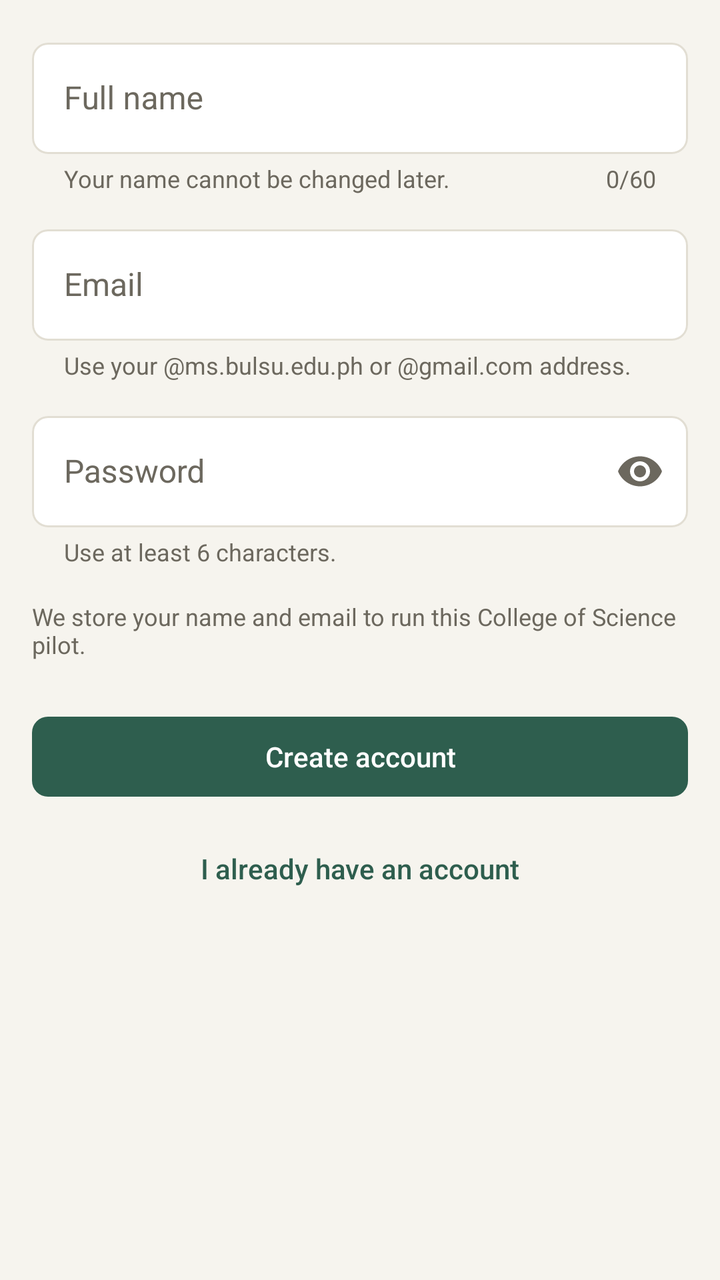
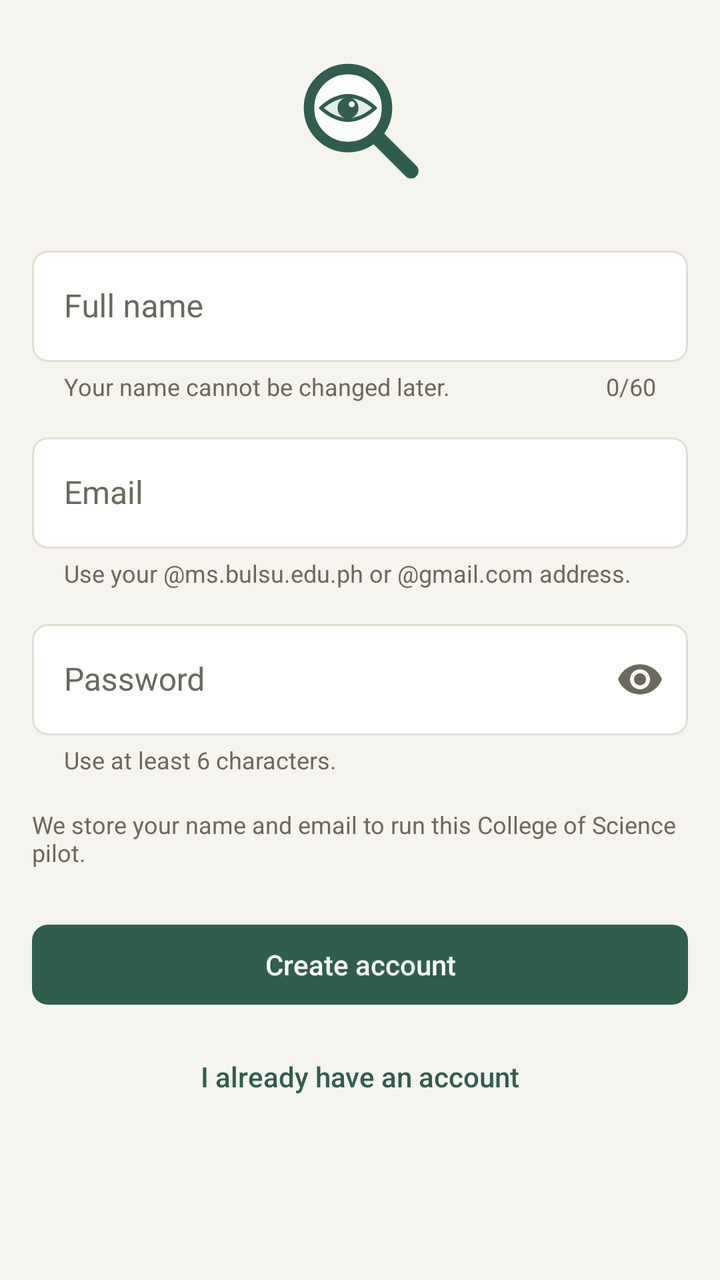

Screens rendered from an Android XML layout before and after an edit, with the pre-edit source and the edit as a unified diff.
<!-- AndroidManifest.xml: application theme Theme.CampusFind -->
<!-- res/layout/fragment_register.xml -->
<?xml version="1.0" encoding="utf-8"?>
<ScrollView xmlns:android="http://schemas.android.com/apk/res/android"
    xmlns:app="http://schemas.android.com/apk/res-auto"
    android:layout_width="match_parent"
    android:layout_height="match_parent"
    android:background="@color/background"
    android:fillViewport="true">

    <LinearLayout
        android:layout_width="match_parent"
        android:layout_height="wrap_content"
        android:orientation="vertical"
        android:padding="@dimen/screen_margin">

        <com.google.android.material.textfield.TextInputLayout
            android:id="@+id/nameLayout"
            android:layout_width="match_parent"
            android:layout_height="wrap_content"
            android:hint="@string/field_name"
            app:counterEnabled="true"
            app:counterMaxLength="60"
            app:helperText="@string/hint_name_permanent"
            app:helperTextEnabled="true">

            <com.google.android.material.textfield.TextInputEditText
                android:id="@+id/nameInput"
                android:layout_width="match_parent"
                android:layout_height="wrap_content"
                android:autofillHints="name"
                android:imeOptions="actionNext"
                android:inputType="textPersonName|textCapWords"
                android:textAppearance="@style/TextAppearance.CampusFind.Large" />
        </com.google.android.material.textfield.TextInputLayout>

        <com.google.android.material.textfield.TextInputLayout
            android:id="@+id/emailLayout"
            android:layout_width="match_parent"
            android:layout_height="wrap_content"
            android:layout_marginTop="@dimen/space_3"
            android:hint="@string/field_email"
            app:helperText="@string/hint_email_domain"
            app:helperTextEnabled="true">

            <com.google.android.material.textfield.TextInputEditText
                android:id="@+id/emailInput"
                android:layout_width="match_parent"
                android:layout_height="wrap_content"
                android:autofillHints="emailAddress"
                android:imeOptions="actionNext"
                android:inputType="textEmailAddress"
                android:textAppearance="@style/TextAppearance.CampusFind.Large" />
        </com.google.android.material.textfield.TextInputLayout>

        <com.google.android.material.textfield.TextInputLayout
            android:id="@+id/passwordLayout"
            android:layout_width="match_parent"
            android:layout_height="wrap_content"
            android:layout_marginTop="@dimen/space_3"
            android:hint="@string/field_password"
            app:endIconMode="password_toggle"
            app:helperText="@string/error_password_short"
            app:helperTextEnabled="true">

            <com.google.android.material.textfield.TextInputEditText
                android:id="@+id/passwordInput"
                android:layout_width="match_parent"
                android:layout_height="wrap_content"
                android:autofillHints="newPassword"
                android:imeOptions="actionDone"
                android:inputType="textPassword"
                android:textAppearance="@style/TextAppearance.CampusFind.Large" />
        </com.google.android.material.textfield.TextInputLayout>

        <TextView
            android:id="@+id/dataNotice"
            android:layout_width="match_parent"
            android:layout_height="wrap_content"
            android:layout_marginTop="@dimen/space_4"
            android:text="@string/hint_data_stored"
            android:textAppearance="@style/TextAppearance.CampusFind.Small" />

        <com.google.android.material.button.MaterialButton
            android:id="@+id/createAccountButton"
            android:layout_width="match_parent"
            android:layout_height="wrap_content"
            android:layout_marginTop="@dimen/space_6"
            android:text="@string/action_create_account" />

        <com.google.android.material.button.MaterialButton
            android:id="@+id/goToLoginButton"
            style="@style/Widget.CampusFind.Button.Text"
            android:layout_width="match_parent"
            android:layout_height="wrap_content"
            android:layout_marginTop="@dimen/space_2"
            android:text="@string/action_go_to_login" />

        <com.google.android.material.progressindicator.LinearProgressIndicator
            android:id="@+id/progress"
            android:layout_width="match_parent"
            android:layout_height="wrap_content"
            android:layout_marginTop="@dimen/space_4"
            android:indeterminate="true"
            android:visibility="invisible" />
    </LinearLayout>
</ScrollView>
<!-- resources referenced by this layout -->
<resources>
  <color name="background">#F6F4EE</color>
  <dimen name="screen_margin">16dp</dimen>
  <dimen name="space_2">8dp</dimen>
  <dimen name="space_3">12dp</dimen>
  <dimen name="space_4">16dp</dimen>
  <dimen name="space_6">24dp</dimen>
  <string name="action_create_account">Create account</string>
  <string name="action_go_to_login">I already have an account</string>
  <string name="error_password_short">Use at least 6 characters.</string>
  <string name="field_email">Email</string>
  <string name="field_name">Full name</string>
  <string name="field_password">Password</string>
  <string name="hint_data_stored">We store your name and email to run this College of Science pilot.</string>
  <string name="hint_email_domain">Use your @ms.bulsu.edu.ph or @gmail.com address.</string>
  <string name="hint_name_permanent">Your name cannot be changed later.</string>
  <style name="TextAppearance.CampusFind.Large">
          <item name="android:textSize">@dimen/text_large</item>
      </style>
  <style name="TextAppearance.CampusFind.Small">
          <item name="android:textSize">@dimen/text_small</item>
          <item name="android:textColor">@color/text_muted</item>
      </style>
  <dimen name="text_large">16sp</dimen>
  <dimen name="text_small">12sp</dimen>
  <color name="text_muted">#6C685E</color>
  <style name="ShapeAppearance.CampusFind.Control" parent="">
          <item name="cornerFamily">rounded</item>
          <item name="cornerSize">@dimen/radius_control</item>
      </style>
  <style name="TextAppearance.CampusFind.Body.Medium">
          <item name="android:fontFamily">sans-serif-medium</item>
          <item name="fontFamily">sans-serif-medium</item>
      </style>
  <color name="accent">#2E5E4E</color>
  <dimen name="touch_target">48dp</dimen>
  <color name="on_accent">#FFFFFF</color>
  <color name="accent_tint">#E4EDE8</color>
  <color name="chip_error_text">#7A2E26</color>
  <color name="surface">#FFFFFF</color>
  <color name="chip_error_bg">#F1DEDA</color>
  <color name="text">#1F1E1A</color>
  <color name="border">#E2DED3</color>
  <style name="TextAppearance.CampusFind.Body">
          <item name="android:textSize">@dimen/text_body</item>
      </style>
  <dimen name="radius_control">8dp</dimen>
  <dimen name="text_title">20sp</dimen>
  <dimen name="text_body">14sp</dimen>
  <dimen name="border_width">1dp</dimen>
  <!-- unchanged entries left out for length: 11 -->
</resources>

<!-- the commit's change to res/layout/fragment_register.xml (unified diff, before → after) -->
@@ -11,6 +11,15 @@
         android:layout_height="wrap_content"
         android:orientation="vertical"
         android:padding="@dimen/screen_margin">
+
+        <ImageView
+            android:layout_width="@dimen/logo_size_small"
+            android:layout_height="@dimen/logo_size_small"
+            android:layout_gravity="center_horizontal"
+            android:layout_marginTop="@dimen/space_2"
+            android:layout_marginBottom="@dimen/space_6"
+            android:contentDescription="@string/cd_logo"
+            android:src="@drawable/ic_logo" />
 
         <com.google.android.material.textfield.TextInputLayout
             android:id="@+id/nameLayout"
<!-- resource entries referenced after the edit -->
@@ -1,13 +1,62 @@
 <!-- resources referenced by this layout -->
 <resources>
   <color name="background">#F6F4EE</color>
+  <dimen name="logo_size_small">72dp</dimen>
   <dimen name="screen_margin">16dp</dimen>
   <dimen name="space_2">8dp</dimen>
   <dimen name="space_3">12dp</dimen>
   <dimen name="space_4">16dp</dimen>
   <dimen name="space_6">24dp</dimen>
+  <!-- drawable ic_logo (drawable) -->
+  <?xml version="1.0" encoding="utf-8"?>
+  <vector xmlns:android="http://schemas.android.com/apk/res/android"
+      android:width="96dp"
+      android:height="96dp"
+      android:viewportWidth="96"
+      android:viewportHeight="96">
+  
+      
+      <path
+          android:pathData="M60,60 L82,82"
+          android:strokeWidth="10"
+          android:strokeColor="@color/accent"
+          android:strokeLineCap="round" />
+  
+      
+      <path
+          android:fillColor="@color/surface"
+          android:pathData="M14,40 a26,26 0 1,0 52,0 a26,26 0 1,0 -52,0 Z" />
+  
+      <group
+          android:name="eye"
+          android:pivotX="40"
+          android:pivotY="40">
+          
+          <path
+              android:fillColor="@color/accent_tint"
+              android:pathData="M22,40 Q40,24 58,40 Q40,56 22,40 Z"
+              android:strokeWidth="2.5"
+              android:strokeColor="@color/accent"
+              android:strokeLineJoin="round" />
+          <group android:name="pupil">
+              <path
+                  android:fillColor="@color/accent"
+                  android:pathData="M33,40 a7,7 0 1,0 14,0 a7,7 0 1,0 -14,0 Z" />
+              <path
+                  android:fillColor="@color/surface"
+                  android:pathData="M40.5,37.5 a2,2 0 1,0 4,0 a2,2 0 1,0 -4,0 Z" />
+          </group>
+      </group>
+  
+      
+      <path
+          android:pathData="M14,40 a26,26 0 1,0 52,0 a26,26 0 1,0 -52,0 Z"
+          android:strokeWidth="7"
+          android:strokeColor="@color/accent" />
+  </vector>
   <string name="action_create_account">Create account</string>
   <string name="action_go_to_login">I already have an account</string>
+  <string name="cd_logo">Campus Find logo, a magnifying glass with an eye</string>
   <string name="error_password_short">Use at least 6 characters.</string>
   <string name="field_email">Email</string>
   <string name="field_name">Full name</string>
